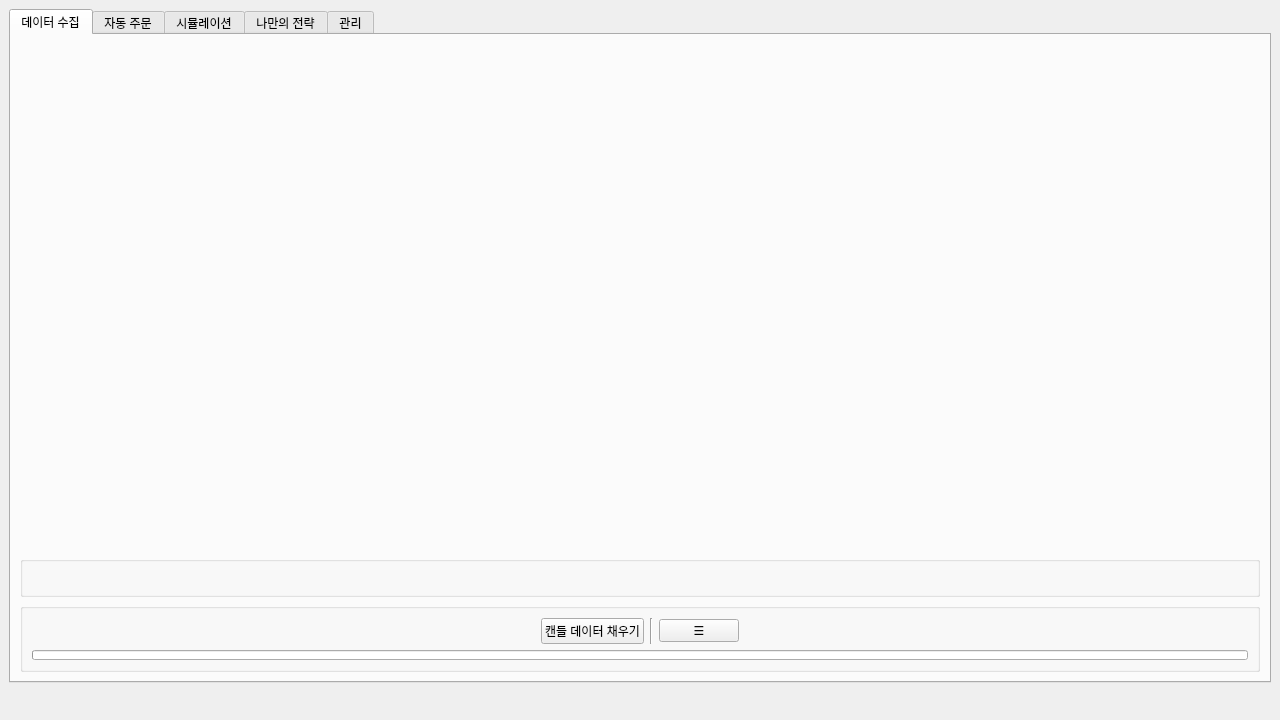
cunarist/solie, file craft/user_interface.ui: the form before one commit.
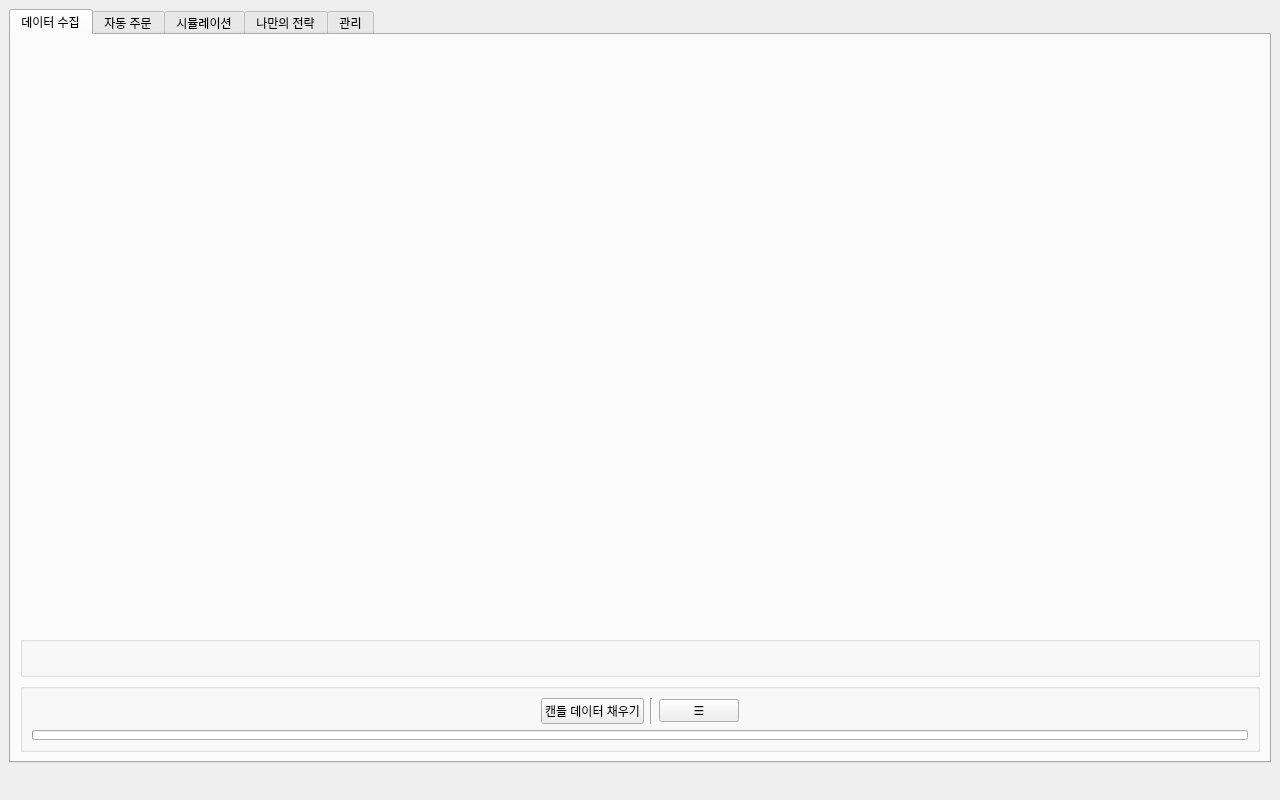
The form after the commit. Icons and pictures are not drawn. Custom widgets are drawn as their Qt base class.

Commit message: Show asset token on the collector tab

Patch:
```diff
--- a/craft/user_interface.ui
+++ b/craft/user_interface.ui
@@ -7,13 +7,13 @@
     <x>0</x>
     <y>0</y>
     <width>1280</width>
-    <height>720</height>
+    <height>800</height>
    </rect>
   </property>
   <property name="minimumSize">
    <size>
     <width>1280</width>
-    <height>720</height>
+    <height>800</height>
    </size>
   </property>
   <property name="font">
```
Left out of the diff: 13 changed lines with no effect on the pictures. The commit also changes 2 other files.
